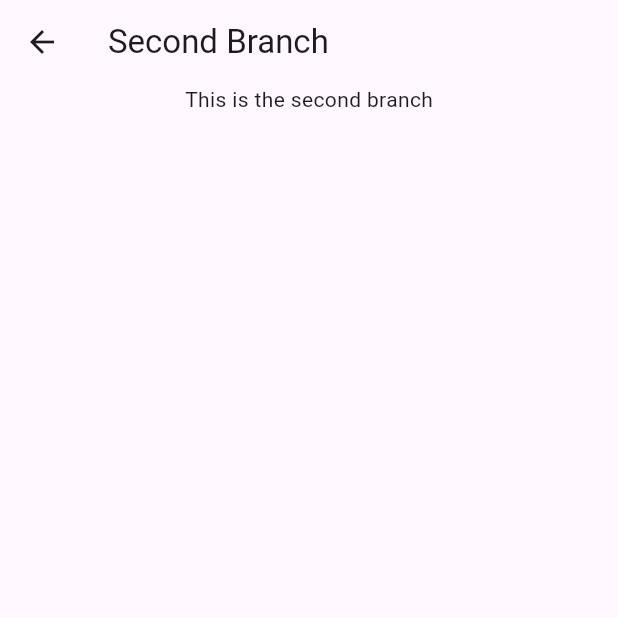
After one commit to Inzaaamam/radio_checkbox, a Flutter app: the screen it shows after launch, after a tap on "Second Branch", on a phone screen of 412 x 824 dp, the top half of it. The commit adds this screen. Run offline on Flutter 3.47's test engine with Material 3 defaults, Android fonts, the phone set to English and light mode, and no system bars; our stand-ins replace bloc, flutter_bloc, reactive_forms; missing offline and left inert: reactive_date_time_picker.

Commit message:
add second branch here

```diff
--- /dev/null
+++ b/lib/git_branch_work_here/second_branch.dart
@@ -0,0 +1,18 @@
+import 'package:flutter/material.dart';
+
+class SecondBranch extends StatelessWidget {
+  const SecondBranch({super.key});
+
+  @override
+  Widget build(BuildContext context) {
+    return Scaffold(
+      appBar: AppBar(title: const Text('Second Branch')),
+      body: const Column(
+        crossAxisAlignment: CrossAxisAlignment.center,
+        children: [
+          Center(child: Text('This is the second branch')),
+        ],
+      ),
+    );
+  }
+}
--- a/lib/main.dart
+++ b/lib/main.dart
@@ -1,6 +1,8 @@
 import 'package:flutter/material.dart';
 import 'package:ui_practices_app/checkbox/checkbox.dart';
 import 'package:ui_practices_app/data_time_picker/data_time_picker.dart';
+import 'package:ui_practices_app/git_branch_work_here/git_newbranch.dart';
+import 'package:ui_practices_app/git_branch_work_here/second_branch.dart';
 import 'package:ui_practices_app/radio/radio_screen.dart';
 
 void main() {
@@ -68,7 +70,33 @@ class HomeScren extends StatelessWidget {
                           builder: (context) => const DataTimeScreen()));
                 },
                 child: const Text('DateTime Picker')),
-          )
+          ),
+          const SizedBox(
+            height: 20,
+          ),
+          Center(
+            child: ElevatedButton(
+                onPressed: () {
+                  Navigator.push(
+                      context,
+                      MaterialPageRoute(
+                          builder: (context) => const NewBranch()));
+                },
+                child: const Text('New Branch')),
+          ),
+          const SizedBox(
+            height: 20,
+          ),
+          Center(
+            child: ElevatedButton(
+                onPressed: () {
+                  Navigator.push(
+                      context,
+                      MaterialPageRoute(
+                          builder: (context) => const SecondBranch()));
+                },
+                child: const Text('Second Branch')),
+          ),
         ],
       ),
     );
```
